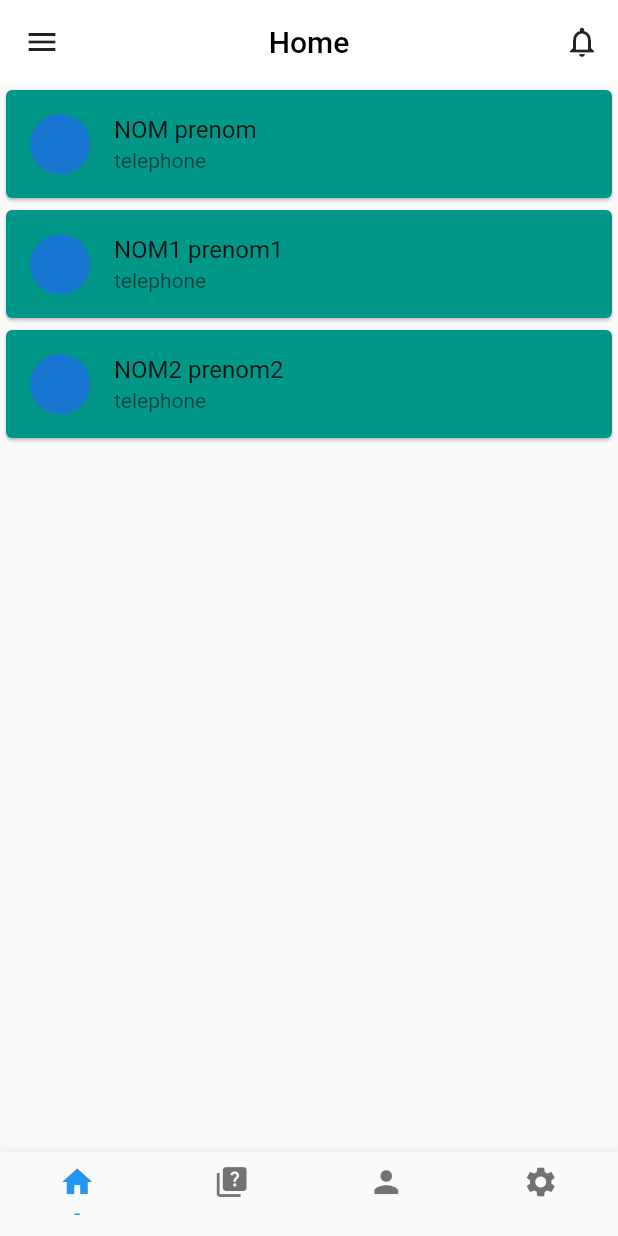
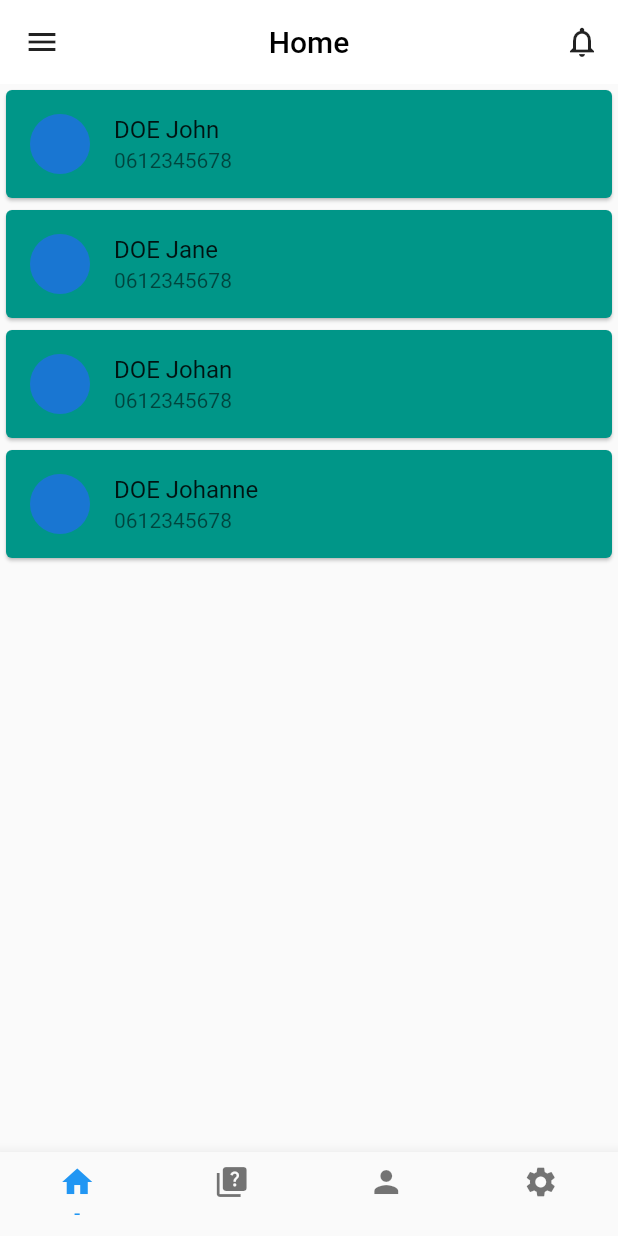
Before and after one commit to sylfleur/tailor_app, a Flutter app: the screen it shows after launch, on a phone screen of 412 x 824 dp. Run offline on Flutter 3.47's test engine with Material 2 defaults, Android fonts, the phone set to English and light mode, and no system bars.

Commit message:
feat: Custom Clients Data for HomeScreen and ClientScreen

```diff
--- /dev/null
+++ b/lib/data_init/client_init.dart
@@ -0,0 +1,33 @@
+import 'package:tailor_app_manager/models/client.dart';
+
+class ClientInit {
+  final List<Client> _client = [
+    Client(
+      id: 1,
+      telephone: '0612345678',
+      nom: 'Doe',
+      prenom: 'John',
+      email: 'doe.john@azerty.com',
+    ),
+    Client(
+      id: 2,
+      telephone: '0612345678',
+      nom: 'Doe',
+      prenom: 'Jane',
+      email: 'doe.jane@azerty.com',),
+    Client(id: 3, nom: 'Doe', prenom: 'Johan', telephone: '0612345678'),
+    Client(id: 4, nom: 'Doe', prenom: 'Johanne', telephone: '0612345678'),
+  ];
+
+  int getClientsLength() => _client.length;
+
+  Client getClient(int index) => _client[index];
+  List<Client> getAllClient() => _client;
+  // List<Client> getSomeClients() => _client.sublist(0, 2);
+
+  List<Client> getTwoLastClients() => [
+    _client[getClientsLength() - 1],
+    _client[getClientsLength() - 2],
+  ];
+
+}
--- a/lib/models/client.dart
+++ b/lib/models/client.dart
@@ -45,28 +45,4 @@ class Client {
 
       int get idClient => id;
 
-      unClient() {
-        return Client(
-          id: id,
-          telephone: telephone,
-          nom: nom,
-          prenom: prenom,
-          email: email,
-          adresse: adresse,
-          codePostal: codePostal,
-          ville: ville,
-          pays: pays,
-          note: note,
-          // dateNaissance: dateNaissance,
-          // dateInscription: dateInscription,
-          // dateDerniereVisite: dateDerniereVisite,
-          // dateDernierPaiement: dateDernierPaiement,
-          // dateDernierFacture: dateDernierFacture,
-          // dateDernierRemboursement: dateDernierRemboursement,
-          // dateDernierAvoir: dateDernierAvoir,
-          // dateDernierAvoirRemboursement: dateDernierAvoirRemboursement,
-          // dateDernierAvoirFacture: dateDernierAvoirFacture,
-          // dateDernierAvoirPaiement: dateDernierAvoirPaiement,
-        );
-      }
 }
--- a/lib/screens/clients_screen.dart
+++ b/lib/screens/clients_screen.dart
@@ -1,5 +1,7 @@
 import 'package:flutter/material.dart';
 import 'package:tailor_app_manager/models/client.dart';
+
+import '../data_init/client_init.dart';
 
 class ShowClient extends StatefulWidget {
   const ShowClient({Key? key}) : super(key: key);
@@ -9,39 +11,44 @@ class ShowClient extends StatefulWidget {
 }
 
 class _ShowClientState extends State<ShowClient> {
-  List<Client> clients = [
-    Client(
-      id: 0,
-      telephone: 'telephone',
-      nom: 'nom',
-      prenom: 'prenom',
-    ),
-    Client(
-      id: 1,
-      telephone: 'telephone',
-      nom: 'nom1',
-      prenom: 'prenom1',
-    ),
-    Client(
-      id: 0,
-      telephone: 'telephone',
-      nom: 'nom2',
-      prenom: 'prenom2',
-    ),
-  ];
+  // List<Client> clients = [
+  //   Client(
+  //     id: 0,
+  //     telephone: 'telephone',
+  //     nom: 'nom',
+  //     prenom: 'prenom',
+  //   ),
+  //   Client(
+  //     id: 1,
+  //     telephone: 'telephone',
+  //     nom: 'nom1',
+  //     prenom: 'prenom1',
+  //   ),
+  //   Client(
+  //     id: 0,
+  //     telephone: 'telephone',
+  //     nom: 'nom2',
+  //     prenom: 'prenom2',
+  //   ),
+  // ];
+
+ClientInit clientInit = ClientInit();
 
   @override
   Widget build(BuildContext context) {
     return ListView.builder(
-        itemCount: clients.length,
-        itemBuilder: (context, int position) {
-          return Card(
-            color: Colors.teal,
-            child: ListTile(leading: const CircleAvatar(),
-              title: Text(clients[position].nom.toUpperCase() +' '+ clients[position].prenom),
-              subtitle: Text(clients[position].telephone),
-            ),
-          );
-        });
+      itemCount: clientInit.getClientsLength(),
+      itemBuilder: (context, int position) {
+        return Card(
+          color: Colors.teal,
+          child: ListTile(
+            leading: const CircleAvatar(),
+            title: Text( clientInit.getAllClient()[position].nom.toUpperCase() + ' ' + clientInit.getAllClient()[position].prenom
+             ),
+            subtitle: Text(clientInit.getAllClient()[position].telephone),
+          ),
+        );
+      },
+    );
   }
 }
```
